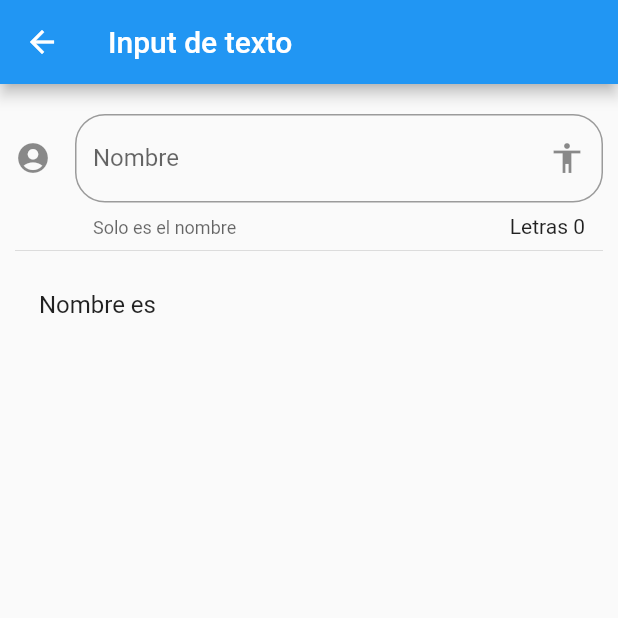
After one commit to rickymuvel/2-flutter-components, a Flutter app: the InputPage screen opened by its route, on a phone screen of 412 x 824 dp, the top half of it. The commit adds this screen. Run offline on Flutter 3.47's test engine with Material 2 defaults, Android fonts, the phone set to English and light mode, and no system bars.

Commit message:
Input Field

```diff
--- a/data/menu_opts.json
+++ b/data/menu_opts.json
@@ -20,6 +20,11 @@
             "ruta" : "animatedContainer",
             "icon" : "donut_large",
             "texto": "Animated Container"
+        },
+        {
+            "ruta" : "inputs",
+            "icon" : "input",
+            "texto": "Inputs"
         }
     ]
 }
--- /dev/null
+++ b/lib/src/pages/input_page.dart
@@ -0,0 +1,58 @@
+import 'package:flutter/material.dart';
+
+class InputPage extends StatefulWidget {
+  @override
+  _InputPageState createState() => _InputPageState();
+}
+
+class _InputPageState extends State<InputPage> {
+
+  String _nombre = '';
+
+  @override
+  Widget build(BuildContext context) {
+    return Scaffold(
+      appBar: AppBar(
+        title: Text('Input de texto'),
+      ),
+      body: ListView(
+        padding: EdgeInsets.symmetric(horizontal: 10.0, vertical: 20.0),
+        children: <Widget>[
+          _crearInput(),
+          Divider(),
+          _crearPersona(),
+        ],
+      ),
+    );
+  }
+
+  Widget _crearInput() {
+    return TextField(
+      // autofocus: true,
+      textCapitalization: TextCapitalization.sentences,
+      decoration: InputDecoration(
+        counter: Text('Letras ${_nombre.length}'),
+        hintText: 'Nombre de la persona',
+        labelText: 'Nombre',
+        helperText: 'Solo es el nombre',
+        suffixIcon: Icon(Icons.accessibility),
+        icon: Icon(Icons.account_circle),
+        // prefixIcon: Icon(Icons.person_add),
+        border: OutlineInputBorder(
+          borderRadius: BorderRadius.circular(20.0)
+        )
+      ),
+      onChanged: (valor) {
+        setState(() {
+          _nombre = valor;
+        });
+      },
+    );
+  }
+
+  Widget _crearPersona() {
+    return ListTile(
+      title: Text('Nombre es $_nombre')
+    );
+  }
+}
--- a/lib/src/routes/routes.dart
+++ b/lib/src/routes/routes.dart
@@ -5,6 +5,7 @@ import 'package:componentes/src/pages/avatar_page.dart';
 import 'package:componentes/src/pages/home_page.dart';
 import 'package:componentes/src/pages/card_page.dart';
 import 'package:componentes/src/pages/animated_container.dart';
+import 'package:componentes/src/pages/input_page.dart';
 
 Map<String, WidgetBuilder> getApplicationRoutes() {
   return <String, WidgetBuilder>{
@@ -13,5 +14,6 @@ Map<String, WidgetBuilder> getApplicationRoutes() {
     'avatar': (BuildContext context) => AvatarPage(),
     'card':   (BuildContext context) => CardPage(),
     'animatedContainer': (BuildContext context) => AnimatedContainerPage(),
+    'inputs': (BuildContext context) => InputPage(),
   };
 }
--- a/lib/src/utils/icono_string_utils.dart
+++ b/lib/src/utils/icono_string_utils.dart
@@ -5,6 +5,7 @@ final _icons = <String, IconData>{
   'accessibility' : Icons.accessibility,
   'folder_open'   : Icons.folder_open,
   'donut_large'   : Icons.donut_large,
+  'input'         : Icons.input,
 };
 
 Icon getIcon(String nombreIcono) {
```
